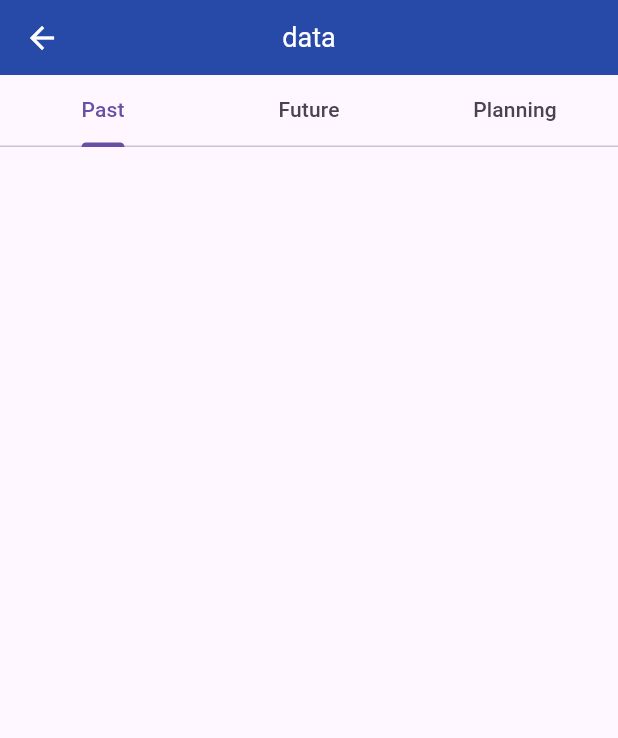
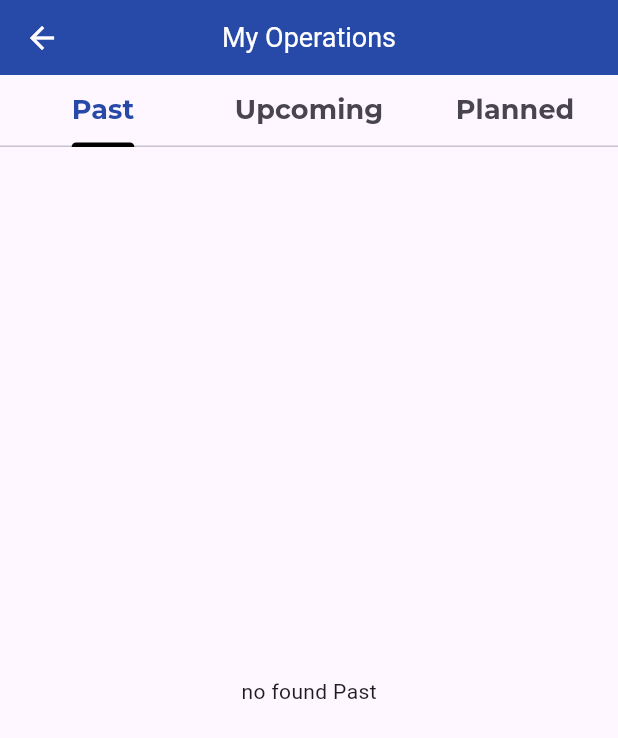
Before and after one commit to Travelaps/Elektra-Fit, a Flutter app: the Profile screen opened directly, after a tap on "My Operations", on a phone screen of 412 x 824 dp. Shown: the top 738 px of the screen. Run offline on Flutter 3.47's test engine with Material 3 defaults, Android fonts, the phone set to English and light mode, and no system bars; our stand-ins replace another_flushbar, cached_network_image, curved_navigation_bar, easy_localization, get_it, lottie and 2 more; missing offline and left inert: qr_code_scanner; accounts and stored records are empty; network calls fail; Roboto replaces fonts that are missing (Axiforma); project files that could hold a hidden picture were left out.

Commit message:
hot fix.

```diff
--- a/assets/translations/en.json
+++ b/assets/translations/en.json
@@ -1,5 +1,16 @@
 {
   "No Operations Found": "No Operations Found",
+  "Upcoming": "Upcoming",
+  "Past": "Past",
+  "Planned": "Planned",
+  "Name": "Name",
+  "Category": "Category",
+  "No activities found for the selected date.": "No activities found for the selected date.",
+  "Service Name": "Service Name",
+  "Creation Time": "Creation Time",
+  "Reservation Start Time": "Reservation Start Time",
+  "Reservation End Time": "Reservation End Time",
+  "Total Price": "Total Price",
   "Congratulations! You have successfully participated in the activity.": "Congratulations! You have successfully participated in the activity.",
   "My Operations": "My Operations",
   "You are already included in the program.": "You are already included in the program.",
--- a/assets/translations/tr.json
+++ b/assets/translations/tr.json
@@ -1,5 +1,16 @@
 {
   "No Operations Found": "İşlem Bulunamadı",
+  "Upcoming": "Gelecek",
+  "Past": "Geçmiş",
+  "Planned": "Planlanan",
+  "Name": "Adı",
+  "Category": "Kategori",
+  "Service Name": "Servis Adı",
+  "Creation Time": "Oluşturma Zamanı",
+  "No activities found for the selected date.": "Seçilen tarihte hiçbir etkinlik bulunamadı.",
+  "Reservation Start Time": "Rezervasyon Başlangıç Zamanı",
+  "Reservation End Time": "Rezervasyon Bitiş Zamanı",
+  "Total Price": "Toplam Tutar",
   "Congratulations! You have successfully participated in the activity.": "Tebrikler! Aktivity'e başarıyla katıldınız.",
   "My Operations": "İşlemlerim",
   "You are already included in the program.": "Zaten programa dahilsiniz.",
--- a/lib/global/global-models.dart
+++ b/lib/global/global-models.dart
@@ -472,15 +472,15 @@ class ReservationModel {
   int? checkid;
   int depid;
   DateTime creationdate;
-  DateTime resstart;
-  DateTime resend;
+  DateTime? resstart;
+  DateTime? resend;
   int serviceid;
   double quantity;
   double mctotal;
   int currencyid;
   double ctotal;
   bool paid;
-  dynamic staffid;
+  int? staffid;
   dynamic placeid;
   dynamic resnameid;
   int poscardid;
@@ -488,13 +488,13 @@ class ReservationModel {
   int statusid;
   int? colorid;
   dynamic dayoffreasonid;
-  int? packageid;
+  dynamic packageid;
   dynamic spaInhouselistid;
   String depname;
   String servicename;
   int producttypeid;
   String currencycode;
-  dynamic staffname;
+  String? staffname;
   dynamic placename;
   dynamic hotelGuestname;
   String poscardGuestname;
@@ -508,7 +508,7 @@ class ReservationModel {
   int cancel;
   String guestname;
   double netCtotal;
-  double? netMctotal;
+  double netMctotal;
   double discountpercent;
   dynamic resnameHotelid;
 
@@ -567,8 +567,8 @@ class ReservationModel {
         checkid: json["CHECKID"],
         depid: json["DEPID"],
         creationdate: DateTime.parse(json["CREATIONDATE"]),
-        resstart: DateTime.parse(json["RESSTART"]),
-        resend: DateTime.parse(json["RESEND"]),
+        resstart: json["RESSTART"] == null ? null : DateTime.parse(json["RESSTART"]),
+        resend: json["RESEND"] == null ? null : DateTime.parse(json["RESEND"]),
         serviceid: json["SERVICEID"],
         quantity: json["QUANTITY"],
         mctotal: json["MCTOTAL"]?.toDouble(),
@@ -615,8 +615,8 @@ class ReservationModel {
         "CHECKID": checkid,
         "DEPID": depid,
         "CREATIONDATE": creationdate.toIso8601String(),
-        "RESSTART": resstart,
-        "RESEND": resend,
+        "RESSTART": resstart?.toIso8601String(),
+        "RESEND": resend?.toIso8601String(),
         "SERVICEID": serviceid,
         "QUANTITY": quantity,
         "MCTOTAL": mctotal,
--- a/lib/module/home/home-service.dart
+++ b/lib/module/home/home-service.dart
@@ -45,9 +45,9 @@ class HomeService {
           }));
       var jsonData = json.decode(response.body);
       if (jsonData["Success"] == 1) {
-        return RequestResponse(message: "Congratulations! You have successfully participated in the activity.", result: true);
+        return RequestResponse(message: "Congratulations! You have successfully participated in the activity.".tr(), result: true);
       } else if (jsonData["Success"] == 0) {
-        return RequestResponse(message: jsonData["Message"], result: false);
+        return RequestResponse(message: jsonData["Message".tr()], result: false);
       }
     } catch (e) {
       print(e);
--- a/lib/module/profile/profile-service.dart
+++ b/lib/module/profile/profile-service.dart
@@ -1,16 +1,17 @@
-import 'dart:convert';
-
+import 'package:elektra_fit/global/index.dart';
 import 'package:http/http.dart' as http;
-import 'package:rxdart/rxdart.dart';
 
 import '../../global/global-models.dart';
-import '../../global/global-variables.dart';
 
 class ProfileService {
   BehaviorSubject<List<SpaMemberBodyAnalysis?>?> spaMemberBody$ = BehaviorSubject.seeded(null);
   BehaviorSubject<List<ReservationModel?>?> reservation$ = BehaviorSubject.seeded(null);
 
-  BehaviorSubject<Map<String, List<ReservationModel>?>?> res$ = BehaviorSubject.seeded(null);
+  BehaviorSubject<Map<String, List<ReservationModel>?>?> res$ = BehaviorSubject.seeded({
+    "Past".tr(): [],
+    "Upcoming".tr(): [],
+    "Planned".tr(): [],
+  });
 
   Future<RequestResponse?> spaMemberBodyAnality() async {
     spaMemberBody$.add(null);
@@ -38,63 +39,48 @@ class ProfileService {
     return null;
   }
 
-  // Future<RequestResponse?> reservationList() async {
-  //   reservation$.add(null);
-  //   try {
-  //     final response = await http.post(url,
-  //         body: json.encode({
-  //           "Action": "ApiSequence",
-  //           "Object": "spaMemberReservationList",
-  //           "Parameters": {"HOTELID": hotelId, "MEMBERID": member$.value?.first.profile.guestid}
-  //         }));
-  //     final jsonData = json.decode(utf8.decode(response.bodyBytes));
-  //     if (jsonData != null) {
-  //       List<ReservationModel> reservation = [];
-  //
-  //       for (var item in jsonData) {
-  //         reservation.add(ReservationModel.fromJson(item));
-  //       }
-  //       reservation$.add(reservation);
-  //       return RequestResponse(message: jsonData.toString(), result: true);
-  //     }
-  //   } catch (item) {
-  //     return RequestResponse(message: item.toString(), result: false);
-  //   }
-  //
-  //   return null;
-  // }
-
   Future<RequestResponse?> ressList() async {
-    res$.value = {"Past": [], "Future": [], "Planning": []};
+    res$.value == null;
     try {
-      final response = await http.post(url,
+      var response = await http.post(url,
           body: json.encode({
             "Action": "ApiSequence",
             "Object": "spaMemberReservationList",
             "Parameters": {"HOTELID": hotelId, "MEMBERID": member$.value?.first.profile.guestid}
           }));
       final jsonData = json.decode(utf8.decode(response.bodyBytes));
+      res$.value = {"Past".tr(): [], "Upcoming".tr(): [], "Planned".tr(): []};
+      var today = DateTime.now();
+      if (jsonData != null) {
+        if (res$.value != null) {
+          jsonData.forEach((e) {
+            ReservationModel reservation = ReservationModel.fromJson(e);
 
-      if (jsonData != null) {
-        final today = DateTime.now().toUtc(); // Use UTC for consistent comparison
+            if (reservation.resstart != null && reservation.resend != null) {
+              if (reservation.resstart!.isBefore(today)) {
+                res$.value?["Upcoming".tr()]?.add(reservation);
+              }
+              if (reservation.resstart!.isAfter(today)) {
+                res$.value?["Past".tr()]?.add(reservation);
+              }
+              res$.value?["Planned".tr()]?.add(reservation);
+            }
+            // if (reservation.resstart != null && reservation.resend != null) {
+            //   if (reservation.resstart!.isBefore(today)) {
+            //     res$.value?["Past".tr()]?.add(reservation);
+            //   } else if (reservation.resstart!.isAfter(today)) {
+            //     res$.value?["Upcoming".tr()]?.add(reservation);
+            //   }
+            // }
+            // res$.value?["Planned".tr()]?.add(reservation);
+          });
 
-        jsonData.forEach((e) {
-          final reservation = ReservationModel.fromJson(e);
-
-          if (reservation.resstart.isBefore(today)) {
-            res$.value?["Past"]?.add(reservation);
-          } else if (reservation.resstart.isAfter(today)) {
-            res$.value?["Future"]?.add(reservation);
-          }
-        });
-
-        res$.add(res$.value);
-        return RequestResponse(message: jsonData.toString(), result: true);
+          res$.add(res$.value);
+        }
       }
+      return RequestResponse(message: jsonData.toString(), result: true);
     } catch (item) {
       return RequestResponse(message: item.toString(), result: false);
     }
-
-    return null;
   }
 }
--- a/lib/module/profile/profile.dart
+++ b/lib/module/profile/profile.dart
@@ -147,14 +147,14 @@ class _ProfileState extends State<Profile> {
                                 color: Colors.white, borderRadius: borderRadius10, boxShadow: [BoxShadow(color: Colors.black.withOpacity(0.4), spreadRadius: 3, blurRadius: 10, offset: Offset(0, 3))]),
                             width: W,
                             child: Row(children: [
-                              SizedBox(height: W / 15, width: W / 15, child: Image.asset("assets/icon/mesurements.png", color: config.primaryColor)),
+                              SizedBox(height: W / 15, width: W / 15, child: Image.asset("assets/icon/operation.png", color: config.primaryColor)),
                               SizedBox(width: W / 40),
                               Text("My Operations".tr(), style: kMontserrat16)
                             ]))),
                     SizedBox(height: W / 60),
                     InkWell(
                         onTap: () {
-                          Navigator.push(context, MaterialPageRoute(builder: (context) => MemberType()));
+                          Navigator.push(context, MaterialPageRoute(builder: (context) => const MemberType()));
                         },
                         child: Container(
                             height: W / 8,
```
Also changed, not shown: lib/module/home/home.dart (+44 -56 lines), lib/module/profile/profile-module/operations.dart (+46 -12 lines), assets/icon/clock2.png (added), assets/icon/continue.png (added), assets/icon/operation.png (added).
